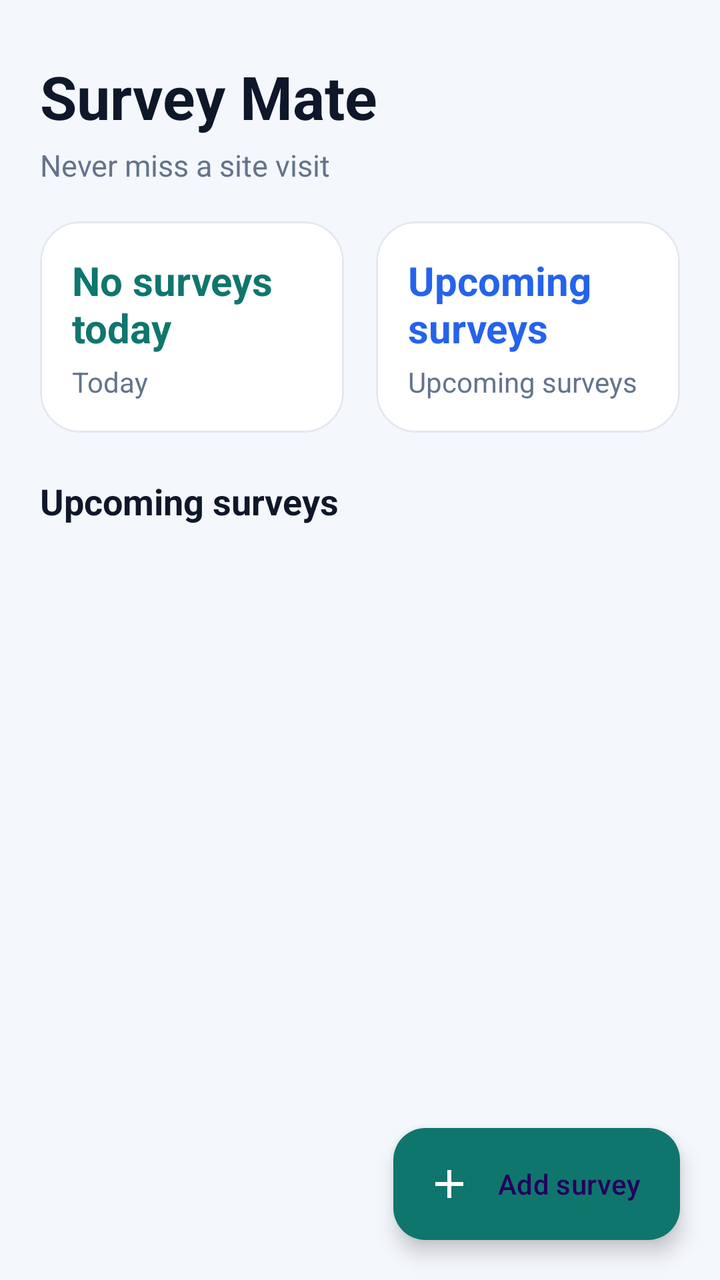
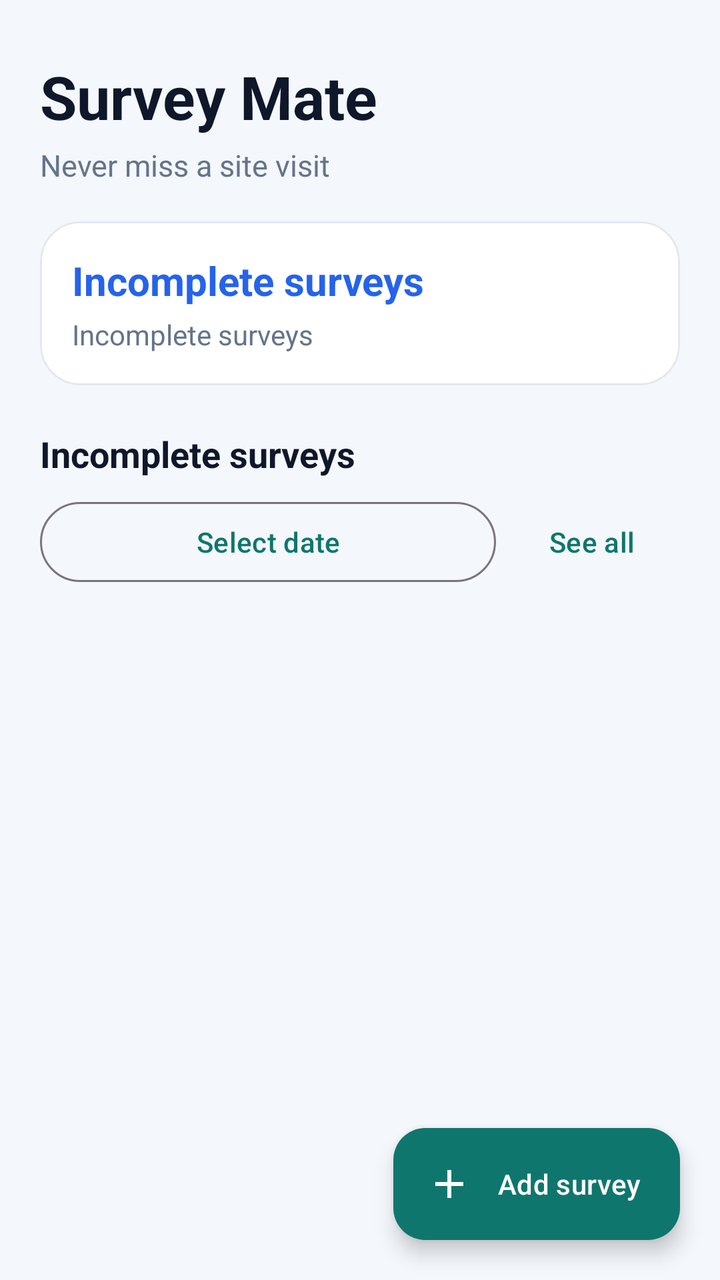

An Android layout rendered at two revisions. The XML below is the earlier revision; the diff shows what the commit changed to produce the second picture.
<!-- AndroidManifest.xml: application theme Theme.SurveyMate -->
<!-- res/layout/fragment_surveys.xml -->
<?xml version="1.0" encoding="utf-8"?>
<androidx.coordinatorlayout.widget.CoordinatorLayout xmlns:android="http://schemas.android.com/apk/res/android"
    xmlns:app="http://schemas.android.com/apk/res-auto"
    android:layout_width="match_parent"
    android:layout_height="match_parent"
    android:background="@color/background">

    <LinearLayout
        android:layout_width="match_parent"
        android:layout_height="match_parent"
        android:orientation="vertical"
        android:paddingStart="20dp"
        android:paddingEnd="20dp"
        android:paddingTop="28dp">

        <TextView
            android:layout_width="wrap_content"
            android:layout_height="wrap_content"
            android:text="@string/app_name"
            android:textAppearance="@style/TextAppearance.SurveyMate.Title"
            android:textSize="30sp" />

        <TextView
            android:layout_width="wrap_content"
            android:layout_height="wrap_content"
            android:layout_marginTop="4dp"
            android:text="@string/tagline"
            android:textColor="@color/text_secondary"
            android:textSize="15sp" />

        <LinearLayout
            android:layout_width="match_parent"
            android:layout_height="wrap_content"
            android:layout_marginTop="18dp"
            android:orientation="horizontal">

            <com.google.android.material.card.MaterialCardView
                android:layout_width="0dp"
                android:layout_height="wrap_content"
                android:layout_marginEnd="8dp"
                android:layout_weight="1">

                <LinearLayout
                    android:layout_width="match_parent"
                    android:layout_height="wrap_content"
                    android:orientation="vertical"
                    android:padding="16dp">

                    <TextView
                        android:id="@+id/todayCount"
                        android:layout_width="wrap_content"
                        android:layout_height="wrap_content"
                        android:text="@string/today_survey_zero"
                        android:textColor="@color/primary"
                        android:textSize="20sp"
                        android:textStyle="bold" />

                    <TextView
                        android:layout_width="wrap_content"
                        android:layout_height="wrap_content"
                        android:layout_marginTop="4dp"
                        android:text="@string/today"
                        android:textColor="@color/text_secondary" />
                </LinearLayout>
            </com.google.android.material.card.MaterialCardView>

            <com.google.android.material.card.MaterialCardView
                android:layout_width="0dp"
                android:layout_height="wrap_content"
                android:layout_marginStart="8dp"
                android:layout_weight="1">

                <LinearLayout
                    android:layout_width="match_parent"
                    android:layout_height="wrap_content"
                    android:orientation="vertical"
                    android:padding="16dp">

                    <TextView
                        android:id="@+id/upcomingCount"
                        android:layout_width="wrap_content"
                        android:layout_height="wrap_content"
                        android:text="@string/upcoming_surveys"
                        android:textColor="@color/secondary"
                        android:textSize="20sp"
                        android:textStyle="bold" />

                    <TextView
                        android:layout_width="wrap_content"
                        android:layout_height="wrap_content"
                        android:layout_marginTop="4dp"
                        android:text="@string/upcoming_surveys"
                        android:textColor="@color/text_secondary" />
                </LinearLayout>
            </com.google.android.material.card.MaterialCardView>
        </LinearLayout>

        <TextView
            android:layout_width="wrap_content"
            android:layout_height="wrap_content"
            android:layout_marginTop="22dp"
            android:text="@string/upcoming_surveys"
            android:textColor="@color/text_primary"
            android:textSize="18sp"
            android:textStyle="bold" />

        <FrameLayout
            android:layout_width="match_parent"
            android:layout_height="0dp"
            android:layout_marginTop="8dp"
            android:layout_weight="1">

            <androidx.recyclerview.widget.RecyclerView
                android:id="@+id/surveyList"
                android:layout_width="match_parent"
                android:layout_height="match_parent"
                android:clipToPadding="false"
                android:paddingBottom="88dp" />

            <LinearLayout
                android:id="@+id/emptyState"
                android:layout_width="match_parent"
                android:layout_height="wrap_content"
                android:layout_gravity="center"
                android:gravity="center"
                android:orientation="vertical"
                android:padding="24dp"
                android:visibility="gone">

                <TextView
                    android:layout_width="wrap_content"
                    android:layout_height="wrap_content"
                    android:text="@string/empty_surveys_title"
                    android:textColor="@color/text_primary"
                    android:textSize="18sp"
                    android:textStyle="bold" />

                <TextView
                    android:layout_width="wrap_content"
                    android:layout_height="wrap_content"
                    android:layout_marginTop="8dp"
                    android:gravity="center"
                    android:text="@string/empty_surveys_body"
                    android:textColor="@color/text_secondary" />
            </LinearLayout>
        </FrameLayout>
    </LinearLayout>

    <com.google.android.material.floatingactionbutton.ExtendedFloatingActionButton
        android:id="@+id/addButton"
        android:layout_width="wrap_content"
        android:layout_height="wrap_content"
        android:layout_gravity="bottom|end"
        android:layout_margin="20dp"
        android:text="@string/add_survey"
        app:backgroundTint="@color/primary"
        app:icon="@drawable/ic_add"
        app:iconTint="@color/on_primary" />
</androidx.coordinatorlayout.widget.CoordinatorLayout>
<!-- resources referenced by this layout -->
<resources>
  <color name="background">#F4F7FB</color>
  <color name="on_primary">#FFFFFF</color>
  <color name="primary">#0F766E</color>
  <color name="secondary">#2563EB</color>
  <color name="text_primary">#0F172A</color>
  <color name="text_secondary">#64748B</color>
  <!-- drawable ic_add (drawable) -->
  <?xml version="1.0" encoding="utf-8"?>
  <vector xmlns:android="http://schemas.android.com/apk/res/android" android:width="24dp" android:height="24dp" android:viewportWidth="24" android:viewportHeight="24">
      <path android:fillColor="#FFFFFF" android:pathData="M19,13h-6v6h-2v-6H5v-2h6V5h2v6h6v2z" />
  </vector>
  <string name="add_survey">Add survey</string>
  <string name="app_name">Survey Mate</string>
  <string name="empty_surveys_body">Add one after a call, pick a recent number, or create it manually.</string>
  <string name="empty_surveys_title">No surveys yet</string>
  <string name="tagline">Never miss a site visit</string>
  <string name="today">Today</string>
  <string name="today_survey_zero">No surveys today</string>
  <string name="upcoming_surveys">Upcoming surveys</string>
  <style name="TextAppearance.SurveyMate.Title" parent="TextAppearance.Material3.HeadlineSmall">
          <item name="android:textColor">@color/text_primary</item>
          <item name="android:textStyle">bold</item>
      </style>
  <style name="Theme.SurveyMate" parent="Theme.Material3.DayNight.NoActionBar">
          <item name="colorPrimary">@color/primary</item>
          <item name="colorOnPrimary">@color/on_primary</item>
          <item name="colorPrimaryContainer">@color/primary_container</item>
          <item name="colorSecondary">@color/secondary</item>
          <item name="colorSecondaryContainer">@color/secondary_container</item>
          <item name="android:statusBarColor">@color/background</item>
          <item name="android:navigationBarColor">@color/surface</item>
          <item name="android:windowLightStatusBar">true</item>
          <item name="android:windowBackground">@color/background</item>
          <item name="materialCardViewStyle">@style/Widget.SurveyMate.Card</item>
      </style>
  <color name="primary_container">#CCFBF1</color>
  <color name="secondary_container">#DBEAFE</color>
  <color name="surface">#FFFFFF</color>
  <style name="Widget.SurveyMate.Card" parent="Widget.Material3.CardView.Elevated">
          <item name="cardElevation">0dp</item>
          <item name="cardCornerRadius">20dp</item>
          <item name="strokeWidth">1dp</item>
          <item name="strokeColor">@color/outline</item>
          <item name="cardBackgroundColor">@color/surface</item>
      </style>
  <color name="outline">#E2E8F0</color>
</resources>

<!-- the commit's change to res/layout/fragment_surveys.xml (unified diff, before → after) -->
@@ -35,40 +35,8 @@
             android:orientation="horizontal">
 
             <com.google.android.material.card.MaterialCardView
-                android:layout_width="0dp"
-                android:layout_height="wrap_content"
-                android:layout_marginEnd="8dp"
-                android:layout_weight="1">
-
-                <LinearLayout
-                    android:layout_width="match_parent"
-                    android:layout_height="wrap_content"
-                    android:orientation="vertical"
-                    android:padding="16dp">
-
-                    <TextView
-                        android:id="@+id/todayCount"
-                        android:layout_width="wrap_content"
-                        android:layout_height="wrap_content"
-                        android:text="@string/today_survey_zero"
-                        android:textColor="@color/primary"
-                        android:textSize="20sp"
-                        android:textStyle="bold" />
-
-                    <TextView
-                        android:layout_width="wrap_content"
-                        android:layout_height="wrap_content"
-                        android:layout_marginTop="4dp"
-                        android:text="@string/today"
-                        android:textColor="@color/text_secondary" />
-                </LinearLayout>
-            </com.google.android.material.card.MaterialCardView>
-
-            <com.google.android.material.card.MaterialCardView
-                android:layout_width="0dp"
-                android:layout_height="wrap_content"
-                android:layout_marginStart="8dp"
-                android:layout_weight="1">
+                android:layout_width="match_parent"
+                android:layout_height="wrap_content">
 
                 <LinearLayout
                     android:layout_width="match_parent"
@@ -80,7 +48,7 @@
                         android:id="@+id/upcomingCount"
                         android:layout_width="wrap_content"
                         android:layout_height="wrap_content"
-                        android:text="@string/upcoming_surveys"
+                        android:text="@string/incomplete_surveys"
                         android:textColor="@color/secondary"
                         android:textSize="20sp"
                         android:textStyle="bold" />
@@ -89,7 +57,7 @@
                         android:layout_width="wrap_content"
                         android:layout_height="wrap_content"
                         android:layout_marginTop="4dp"
-                        android:text="@string/upcoming_surveys"
+                        android:text="@string/incomplete_surveys"
                         android:textColor="@color/text_secondary" />
                 </LinearLayout>
             </com.google.android.material.card.MaterialCardView>
@@ -99,10 +67,36 @@
             android:layout_width="wrap_content"
             android:layout_height="wrap_content"
             android:layout_marginTop="22dp"
-            android:text="@string/upcoming_surveys"
+            android:text="@string/incomplete_surveys"
             android:textColor="@color/text_primary"
             android:textSize="18sp"
             android:textStyle="bold" />
+
+        <LinearLayout
+            android:layout_width="match_parent"
+            android:layout_height="wrap_content"
+            android:layout_marginTop="8dp"
+            android:gravity="center_vertical"
+            android:orientation="horizontal">
+
+            <com.google.android.material.button.MaterialButton
+                android:id="@+id/chooseDateButton"
+                style="@style/Widget.Material3.Button.OutlinedButton"
+                android:layout_width="0dp"
+                android:layout_height="wrap_content"
+                android:layout_weight="1"
+                android:text="@string/select_date"
+                android:textAllCaps="false" />
+
+            <com.google.android.material.button.MaterialButton
+                android:id="@+id/seeAllButton"
+                style="@style/Widget.Material3.Button.TextButton"
+                android:layout_width="wrap_content"
+                android:layout_height="wrap_content"
+                android:layout_marginStart="4dp"
+                android:text="@string/see_all_incomplete"
+                android:textAllCaps="false" />
+        </LinearLayout>
 
         <FrameLayout
             android:layout_width="match_parent"
@@ -130,6 +124,7 @@
                 <TextView
                     android:layout_width="wrap_content"
                     android:layout_height="wrap_content"
+                    android:id="@+id/emptyTitle"
                     android:text="@string/empty_surveys_title"
                     android:textColor="@color/text_primary"
                     android:textSize="18sp"
@@ -138,6 +133,7 @@
                 <TextView
                     android:layout_width="wrap_content"
                     android:layout_height="wrap_content"
+                    android:id="@+id/emptyBody"
                     android:layout_marginTop="8dp"
                     android:gravity="center"
                     android:text="@string/empty_surveys_body"
@@ -153,6 +149,7 @@
         android:layout_gravity="bottom|end"
         android:layout_margin="20dp"
         android:text="@string/add_survey"
+        android:textColor="@color/on_primary"
         app:backgroundTint="@color/primary"
         app:icon="@drawable/ic_add"
         app:iconTint="@color/on_primary" />
<!-- resource entries referenced after the edit -->
@@ -15,10 +15,10 @@
   <string name="app_name">Survey Mate</string>
   <string name="empty_surveys_body">Add one after a call, pick a recent number, or create it manually.</string>
   <string name="empty_surveys_title">No surveys yet</string>
+  <string name="incomplete_surveys">Incomplete surveys</string>
+  <string name="see_all_incomplete">See all</string>
+  <string name="select_date">Select date</string>
   <string name="tagline">Never miss a site visit</string>
-  <string name="today">Today</string>
-  <string name="today_survey_zero">No surveys today</string>
-  <string name="upcoming_surveys">Upcoming surveys</string>
   <style name="TextAppearance.SurveyMate.Title" parent="TextAppearance.Material3.HeadlineSmall">
           <item name="android:textColor">@color/text_primary</item>
           <item name="android:textStyle">bold</item>
